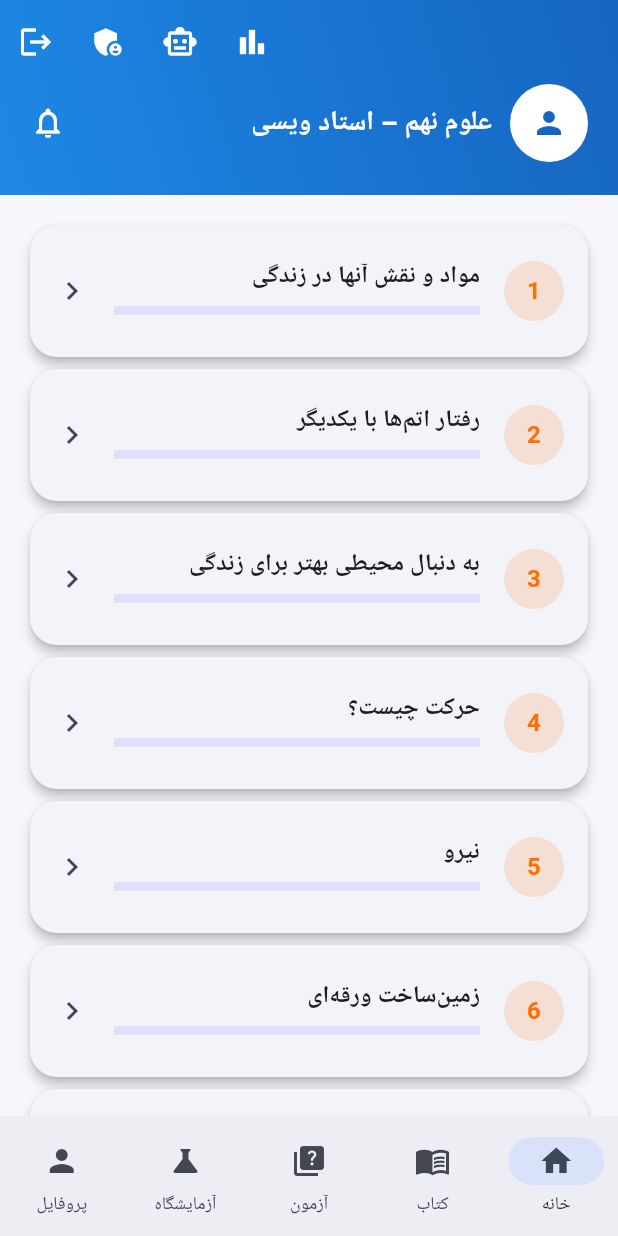
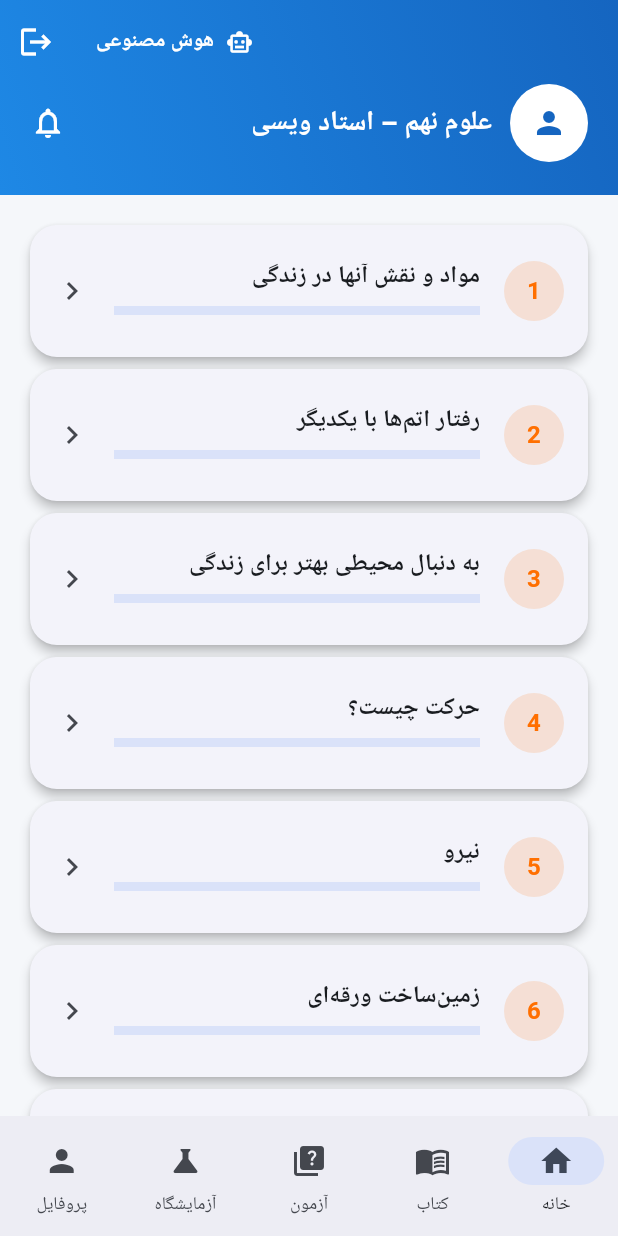
Before and after one commit to loghmanveysi-wq/oloom-noh, a Flutter app: the screen it shows once a user with an empty profile is signed in, on a phone screen of 412 x 824 dp. Run offline on Flutter 3.47's test engine with Material 3 defaults, Android fonts, the phone set to English and light mode, and no system bars; our stand-ins replace cached_network_image, cloud_firestore, firebase_auth, firebase_core, fl_chart, hive and 3 more; missing offline and left inert: syncfusion_flutter_core, syncfusion_flutter_pdfviewer; accounts and stored records are empty; Roboto replaces fonts that are missing (Vazirmatn).

Commit message:
Refactor navigation buttons and add admin checks

```diff
--- a/lib/screens/home_screen.dart
+++ b/lib/screens/home_screen.dart
@@ -2,6 +2,7 @@
 import 'package:flutter/material.dart';
 import 'package:firebase_auth/firebase_auth.dart';
 import '../theme/app_theme.dart';
+import '../services/admin_service.dart';
 import '../models/chapter_model.dart';
 import 'teacher_profile_screen.dart';
 import 'chapter_detail_screen.dart';
@@ -56,6 +57,26 @@
               ),
             ),
             actions: [
+              TextButton.icon(
+                onPressed: () => Navigator.push(
+                  context,
+                  MaterialPageRoute(builder: (_) => const AiChatScreen()),
+                ),
+                icon: const Icon(Icons.smart_toy_outlined, color: Colors.white),
+                label: const Text(
+                  'هوش مصنوعی',
+                  style: TextStyle(color: Colors.white, fontWeight: FontWeight.w600),
+                ),
+              ),
+              // آیکون‌های مدیریت فقط برای مدیر (نقش teacher) نمایش داده می‌شوند
+              StreamBuilder<bool>(
+                stream: AdminService.isTeacherStream(),
+                initialData: false,
+                builder: (context, snapshot) {
+                  if (snapshot.data != true) return const SizedBox.shrink();
+                  return Row(
+                    mainAxisSize: MainAxisSize.min,
+                    children: [
                       IconButton(
                         icon: const Icon(Icons.bar_chart, color: Colors.white),
                         tooltip: 'آمار و دانش‌آموزان',
@@ -65,20 +86,16 @@
                         ),
                       ),
                       IconButton(
-                icon: const Icon(Icons.smart_toy_outlined, color: Colors.white),
-                tooltip: 'دستیار هوشمند',
-                onPressed: () => Navigator.push(
-                  context,
-                  MaterialPageRoute(builder: (_) => const AiChatScreen()),
-                ),
-              ),
-              IconButton(
                         icon: const Icon(Icons.admin_panel_settings, color: Colors.white),
                         tooltip: 'پنل مدیریت محتوا',
                         onPressed: () => Navigator.push(
                           context,
                           MaterialPageRoute(builder: (_) => const ContentManagerScreen()),
                         ),
+                      ),
+                    ],
+                  );
+                },
               ),
               IconButton(
                 icon: const Icon(Icons.logout, color: Colors.white),
@@ -131,6 +148,7 @@
           } else if (index == 4) {
             Navigator.push(context, MaterialPageRoute(builder: (_) => const TeacherProfileScreen()));
           }
+          // شاخص ۱ (کتاب) و ۲ (آزمون) در مرحله بعد به صفحات مرتبط وصل می‌شوند
         },
         destinations: const [
           NavigationDestination(icon: Icon(Icons.home), label: 'خانه'),
```
Lines whose indentation alone changed are shown as unchanged.
